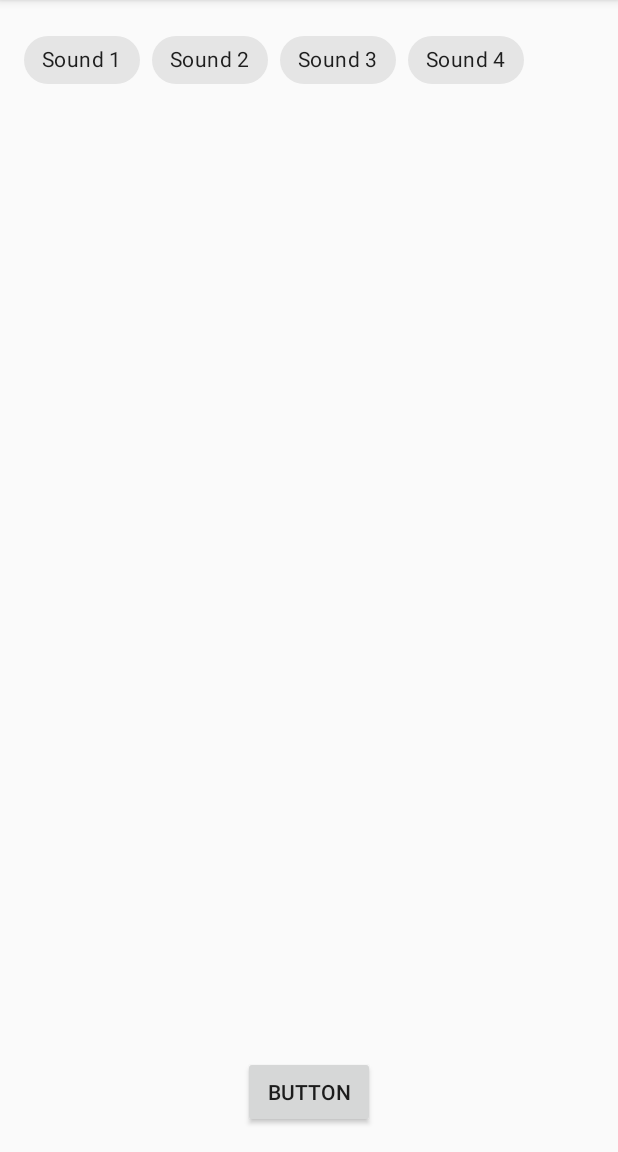
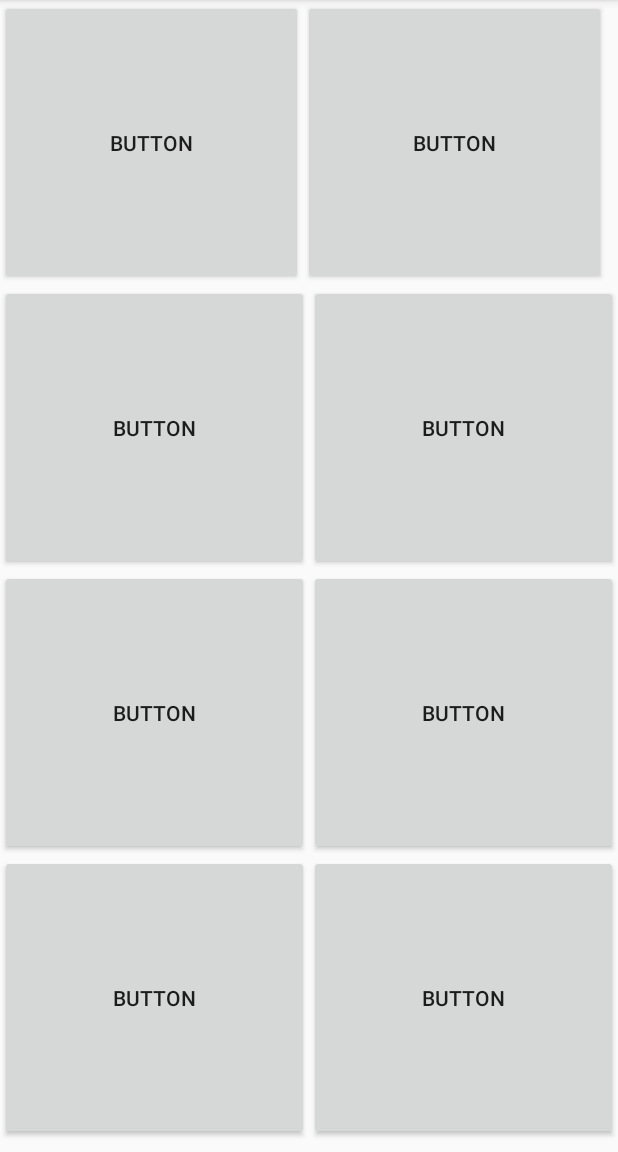
Before and after one commit to pedif/laughterApp, an Android app: the screen it shows after launch (MainActivity), on a phone screen of 412 x 824 dp, the part 84-1236 px from its top. Run offline under Robolectric (Android 15) with nearby library versions, the light colour scheme and no system bars; our stand-ins replace data binding.

Commit message:
Update Laugh Fragment
Updated Laugh Fragment layout based on latest mockups

```diff
--- a/app/src/main/res/layout/fragment_laugh.xml
+++ b/app/src/main/res/layout/fragment_laugh.xml
@@ -1,55 +1,107 @@
 <?xml version="1.0" encoding="utf-8"?>
 <layout
+        xmlns:tools="http://schemas.android.com/tools"
         xmlns:android="http://schemas.android.com/apk/res/android"
-        xmlns:app="http://schemas.android.com/apk/res-auto" xmlns:tools="http://schemas.android.com/tools">
-
+        xmlns:app="http://schemas.android.com/apk/res-auto"
+        >
+    <data>
+        <variable
+                name="presenter" type="com.techspark.laughterapp.LaughPresenter"
+                />
+    </data>
 <androidx.constraintlayout.widget.ConstraintLayout
         android:layout_width="match_parent"
         android:layout_height="match_parent"
-            tools:context=".LaughFragment">
+        tools:context=".LaughFragment"
+        android:orientation="vertical"
+        >
 
 
-        <com.google.android.material.chip.ChipGroup
-                android:layout_width="match_parent"
-                android:layout_height="wrap_content" android:layout_marginTop="16dp"
-                app:layout_constraintTop_toTopOf="parent" app:layout_constraintEnd_toEndOf="parent"
-                android:layout_marginEnd="16dp" android:layout_marginRight="16dp"
-                app:layout_constraintStart_toStartOf="parent" android:layout_marginLeft="16dp"
-                android:layout_marginStart="16dp"
-                app:singleSelection="true"
-        >
-            <com.google.android.material.chip.Chip
-                    android:layout_width="wrap_content"
-                    android:layout_height="wrap_content" style="@style/Widget.MaterialComponents.Chip.Choice"
-                    android:id="@+id/chip"
-                    android:gravity="center"
-            android:text="Sound 1"/>
-            <com.google.android.material.chip.Chip
-                    android:layout_width="wrap_content"
-                    android:layout_height="wrap_content" style="@style/Widget.MaterialComponents.Chip.Choice"
-                    android:id="@+id/chip2"
-                    android:gravity="center"
-            android:text="Sound 2"/>
-            <com.google.android.material.chip.Chip
-                    android:layout_width="wrap_content"
-                    android:layout_height="wrap_content" style="@style/Widget.MaterialComponents.Chip.Choice"
-                    android:id="@+id/chip3"
-                    android:gravity="center"
-            android:text="Sound 3"
-            app:chipIcon="@null"/>
-            <com.google.android.material.chip.Chip
-                    android:layout_width="wrap_content"
-                    android:layout_height="wrap_content" style="@style/Widget.MaterialComponents.Chip.Choice"
-                    android:id="@+id/chip4"
-            android:text="Sound 4"/>
-        </com.google.android.material.chip.ChipGroup>
     <Button
             android:text="Button"
-                android:layout_width="wrap_content"
-                android:layout_height="wrap_content"
-                android:id="@+id/button" app:layout_constraintEnd_toEndOf="parent" android:layout_marginEnd="16dp"
-                android:layout_marginRight="16dp" app:layout_constraintStart_toStartOf="parent"
-                android:layout_marginLeft="16dp" android:layout_marginStart="16dp" android:layout_marginBottom="16dp"
-                app:layout_constraintBottom_toBottomOf="parent"/>
+            android:layout_width="0dp"
+            android:layout_height="0dp"
+            android:id="@+id/button_1"
+            app:layout_constraintStart_toStartOf="parent"
+            app:layout_constraintTop_toTopOf="parent"
+            app:layout_constraintHorizontal_bias="0.5" app:layout_constraintEnd_toStartOf="@+id/button_2"
+            app:layout_constraintBottom_toTopOf="@+id/button_3"
+            />
+
+    <Button
+            android:text="Button"
+            android:layout_width="0dp"
+            android:layout_height="0dp" android:id="@+id/button_2"
+            app:layout_constraintEnd_toEndOf="parent" android:layout_marginEnd="8dp" android:layout_marginRight="8dp"
+            app:layout_constraintStart_toEndOf="@+id/button_1" app:layout_constraintHorizontal_bias="0.5"
+            app:layout_constraintTop_toTopOf="@+id/button_1"
+            app:layout_constraintBottom_toBottomOf="@+id/button_1"
+            />
+
+    <Button
+            android:text="Button"
+            android:layout_width="0dp"
+            android:layout_height="0dp"
+            android:id="@+id/button_3"
+            app:layout_constraintStart_toStartOf="parent"
+            app:layout_constraintTop_toBottomOf="@+id/button_1"
+            app:layout_constraintHorizontal_bias="0.5" app:layout_constraintEnd_toStartOf="@+id/button_4"
+            app:layout_constraintBottom_toTopOf="@+id/button_5"
+            />
+
+    <Button
+            android:text="Button"
+            android:layout_width="0dp"
+            android:layout_height="0dp"
+            android:id="@+id/button_4"
+            app:layout_constraintEnd_toEndOf="parent"
+            app:layout_constraintTop_toTopOf="@+id/button_3"
+            app:layout_constraintStart_toEndOf="@+id/button_3" app:layout_constraintHorizontal_bias="0.5"
+            app:layout_constraintBottom_toBottomOf="@+id/button_3"
+            />
+
+    <Button
+            android:text="Button"
+            android:layout_width="0dp"
+            android:layout_height="0dp"
+            android:id="@+id/button_5"
+            app:layout_constraintStart_toStartOf="parent"
+            app:layout_constraintTop_toBottomOf="@+id/button_3"
+            app:layout_constraintHorizontal_bias="0.5" app:layout_constraintEnd_toStartOf="@+id/button_6"
+            app:layout_constraintBottom_toTopOf="@+id/button_7"
+            />
+
+    <Button
+            android:text="Button"
+            android:layout_width="0dp"
+            android:layout_height="0dp"
+            android:id="@+id/button_6"
+            app:layout_constraintEnd_toEndOf="parent"
+            app:layout_constraintTop_toTopOf="@+id/button_5"
+            app:layout_constraintStart_toEndOf="@+id/button_5" app:layout_constraintHorizontal_bias="0.5"
+            app:layout_constraintBottom_toBottomOf="@+id/button_5"
+            />
+
+    <Button
+            android:text="Button"
+            android:layout_width="0dp"
+            android:layout_height="0dp"
+            android:id="@+id/button_7"
+            app:layout_constraintStart_toStartOf="parent"
+            app:layout_constraintTop_toBottomOf="@+id/button_5"
+            app:layout_constraintHorizontal_bias="0.5" app:layout_constraintEnd_toStartOf="@+id/button_8"
+            android:layout_marginBottom="8dp" app:layout_constraintBottom_toBottomOf="parent"
+            />
+
+    <Button
+            android:text="Button"
+            android:layout_width="0dp"
+            android:layout_height="0dp"
+            android:id="@+id/button_8"
+            app:layout_constraintEnd_toEndOf="parent"
+            app:layout_constraintTop_toTopOf="@+id/button_7"
+            app:layout_constraintStart_toEndOf="@+id/button_7" app:layout_constraintHorizontal_bias="0.5"
+            app:layout_constraintBottom_toBottomOf="@+id/button_7"
+            />
 </androidx.constraintlayout.widget.ConstraintLayout>
 </layout>
```
Lines whose indentation alone changed are shown as unchanged.
